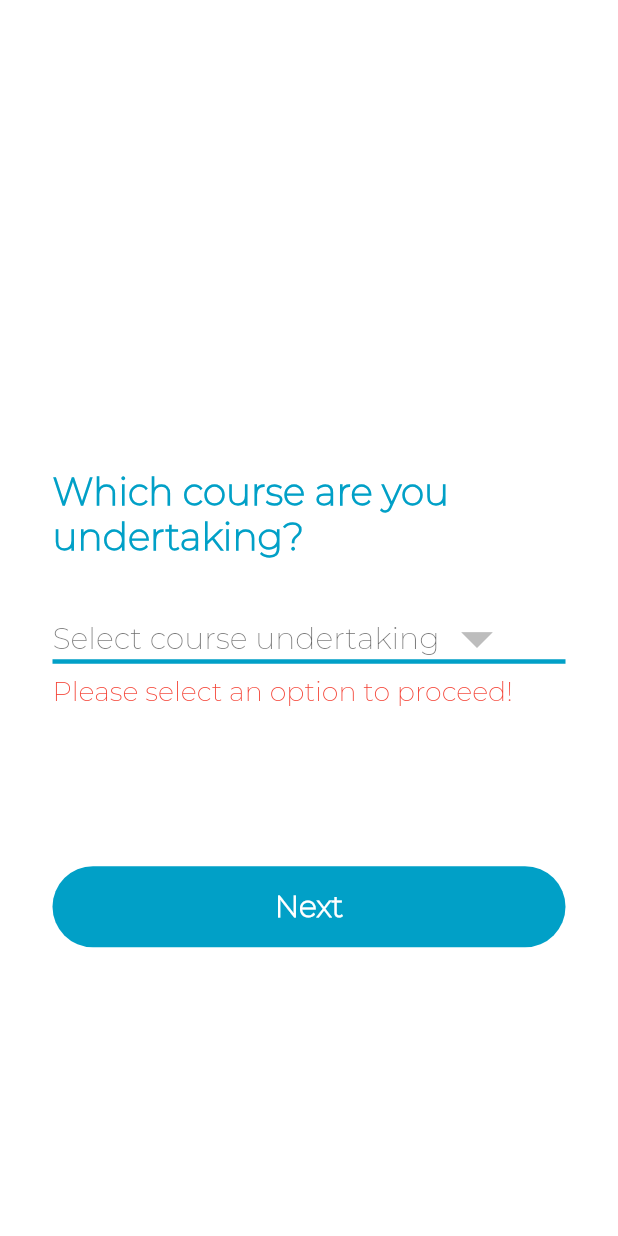
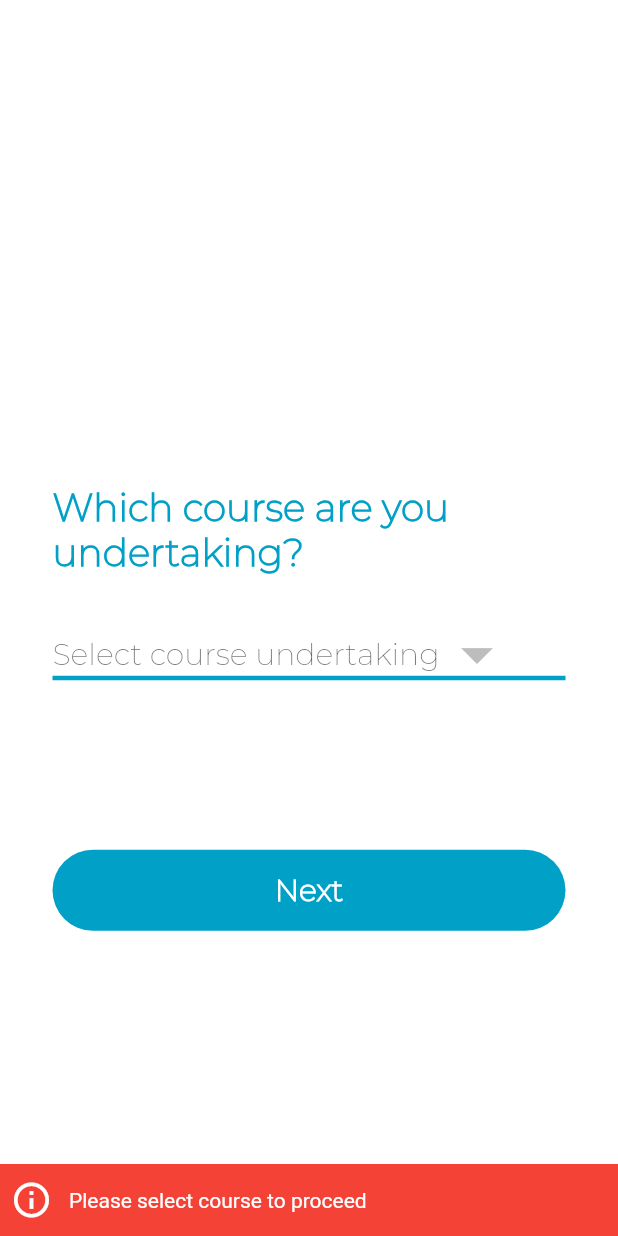
Before and after one commit to musumbidenis/timetable-app, a Flutter app: the screen it shows after launch, after a tap on "Next", on a phone screen of 412 x 824 dp. Run offline on Flutter 3.47's test engine with Material 2 defaults, Android fonts, the phone set to English and light mode, and no system bars; our stand-ins replace flushbar, shared_preferences; network calls fail.

Commit message:
Added flushbar for notification messages

```diff
--- a/lib/Pages/course.dart
+++ b/lib/Pages/course.dart
@@ -1,4 +1,5 @@
 import 'dart:convert';
+import 'package:flushbar/flushbar.dart';
 import 'package:flutter/material.dart';
 import 'package:shared_preferences/shared_preferences.dart';
 import 'package:timetable/APIs/api.dart';
@@ -12,7 +13,6 @@ class Course extends StatefulWidget {
 class _CourseState extends State<Course> {
 
   String _course;
-  String _error;
 
   List courses = List();
 
@@ -85,13 +85,9 @@ Widget coursesDropdown(){
           onChanged: (newVal){
             setState(() {
               _course = newVal;
-              _error = null;
             });
           },
           value: _course,
-        ),
-        _error == null ? SizedBox.shrink() : Text(_error ?? "",
-        style: style.copyWith(color: Colors.red, fontSize: 18),
         ),
         SizedBox(height: 25.0,),
 
@@ -120,8 +116,16 @@ Widget coursesDropdown(){
 //////Handles the pressed action of next button//////
 void _handleNext() async{
   if(_course == null){
-    setState(() => _error = 'Please select an option to proceed!'
-    );
+    Flushbar(
+      message: 'Please select course to proceed',
+      icon: Icon(
+        Icons.info_outline,
+        size: 28,
+        color: Colors.white,
+      ),
+      duration: Duration(seconds: 3),
+      backgroundColor: Colors.red,
+    )..show(context);
   }else{
   //Move to the next page//
     Navigator.push(context, MaterialPageRoute(
--- a/pubspec.yaml
+++ b/pubspec.yaml
@@ -17,10 +17,11 @@ environment:
   sdk: ">=2.2.2 <3.0.0"
 
 dependencies:
-  http: ^0.12.0+4
   flutter:
     sdk: flutter
+  http: ^0.12.0+4
   shared_preferences:
+  flushbar: ^1.9.1
   # The following adds the Cupertino Icons font to your application.
   # Use with the CupertinoIcons class for iOS style icons.
   cupertino_icons: ^0.1.2
```
Also changed, not shown: lib/Pages/year.dart (+11 -7 lines), pubspec.lock.
